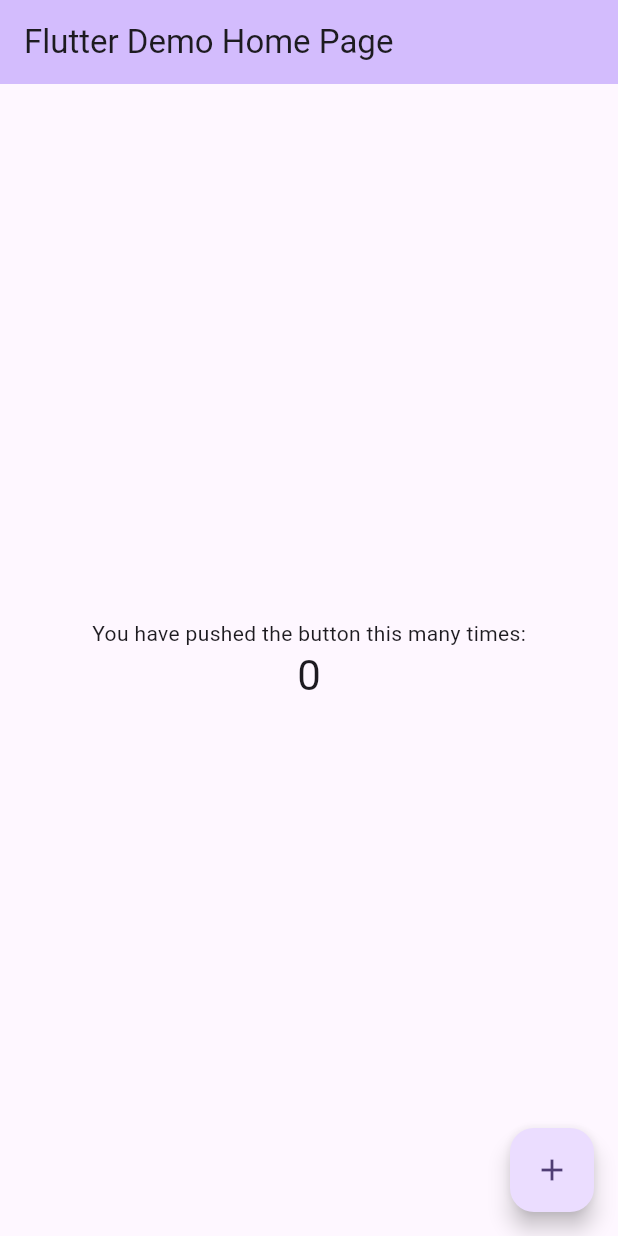
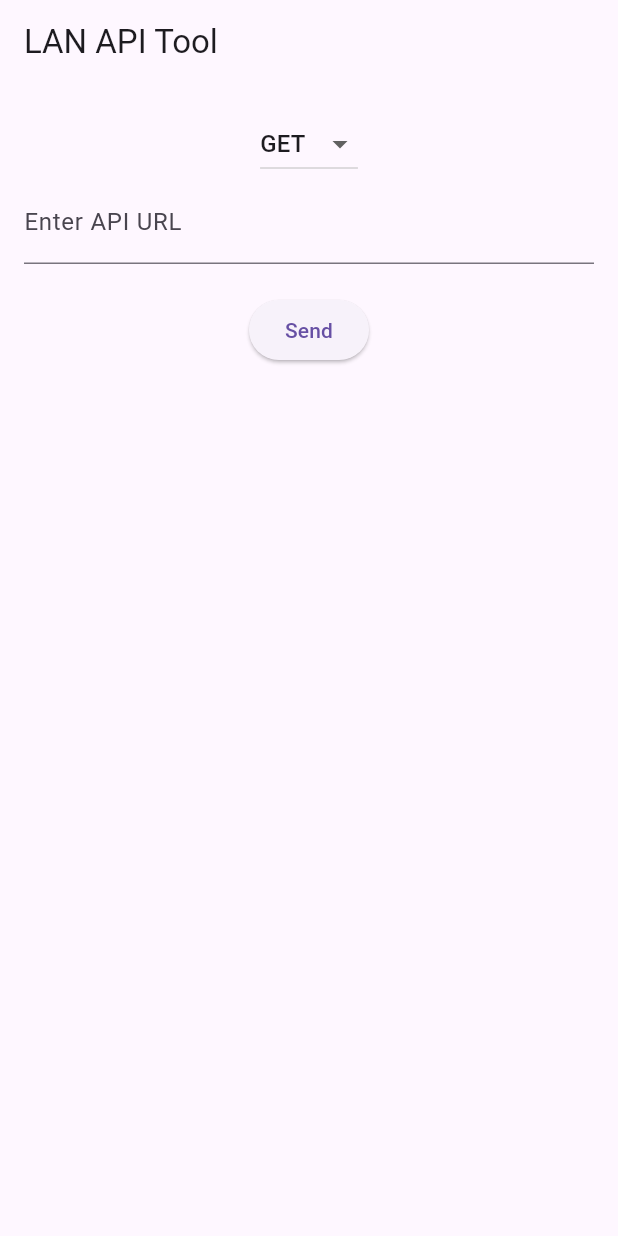
Before and after one commit to 99karan/lan_api_tool, a Flutter app: the screen it shows after launch, on a phone screen of 412 x 824 dp. Run offline on Flutter 3.47's test engine with Material 3 defaults, Android fonts, the phone set to English and light mode, and no system bars; our stand-ins replace dio, flutter_riverpod.

Commit message:
made it work somehow

```diff
--- /dev/null
+++ b/lib/core/network/api_client.dart
@@ -0,0 +1,21 @@
+import 'package:dio/dio.dart';
+
+class ApiClient {
+  final Dio _dio = Dio();
+
+  Future<String> send({
+    required String url,
+    required String method,
+  }) async {
+    try {
+      final response = await _dio.request(
+        url,
+        options: Options(method: method),
+      );
+
+      return response.data.toString();
+    } catch (e) {
+      return "Error: $e";
+    }
+  }
+}
--- /dev/null
+++ b/lib/features/home/view/home_screen.dart
@@ -0,0 +1,79 @@
+import 'package:flutter/material.dart';
+import 'package:flutter_riverpod/flutter_riverpod.dart';
+
+import '../../../core/network/api_client.dart';
+
+class ApiScreen extends ConsumerStatefulWidget {
+  const ApiScreen({super.key});
+
+  @override
+  ConsumerState<ApiScreen> createState() => _ApiScreenState();
+}
+
+class _ApiScreenState extends ConsumerState<ApiScreen> {
+  final urlController = TextEditingController();
+  String method = "GET";
+  String responseText = "";
+
+  @override
+  Widget build(BuildContext context) {
+    return Scaffold(
+      appBar: AppBar(title: const Text("LAN API Tool")),
+      body: Padding(
+        padding: const EdgeInsets.all(16),
+        child: Column(
+          children: [
+            // METHOD DROPDOWN
+            DropdownButton<String>(
+              value: method,
+              items: ["GET", "POST"]
+                  .map((m) => DropdownMenuItem(value: m, child: Text(m)))
+                  .toList(),
+              onChanged: (value) {
+                setState(() => method = value!);
+              },
+            ),
+
+            // URL INPUT
+            TextField(
+              controller: urlController,
+              decoration: const InputDecoration(
+                labelText: "Enter API URL",
+              ),
+            ),
+
+            const SizedBox(height: 20),
+
+            // SEND BUTTON
+            ElevatedButton(
+              onPressed: sendRequest,
+              child: const Text("Send"),
+            ),
+
+            const SizedBox(height: 20),
+
+            // RESPONSE
+            Expanded(
+              child: SingleChildScrollView(
+                child: Text(responseText),
+              ),
+            ),
+          ],
+        ),
+      ),
+    );
+  }
+
+void sendRequest() async {
+  final client = ApiClient();
+
+  final result = await client.send(
+    url: urlController.text,
+    method: method,
+  );
+
+  setState(() {
+    responseText = result;
+  });
+}
+}
--- a/lib/main.dart
+++ b/lib/main.dart
@@ -1,4 +1,5 @@
 import 'package:flutter/material.dart';
+import 'features/home/view/home_screen.dart';
 
 void main() {
   runApp(const MyApp());
@@ -7,116 +8,8 @@ void main() {
 class MyApp extends StatelessWidget {
   const MyApp({super.key});
 
-  // This widget is the root of your application.
   @override
   Widget build(BuildContext context) {
-    return MaterialApp(
-      title: 'Flutter Demo',
-      theme: ThemeData(
-        // This is the theme of your application.
-        //
-        // TRY THIS: Try running your application with "flutter run". You'll see
-        // the application has a purple toolbar. Then, without quitting the app,
-        // try changing the seedColor in the colorScheme below to Colors.green
-        // and then invoke "hot reload" (save your changes or press the "hot
-        // reload" button in a Flutter-supported IDE, or press "r" if you used
-        // the command line to start the app).
-        //
-        // Notice that the counter didn't reset back to zero; the application
-        // state is not lost during the reload. To reset the state, use hot
-        // restart instead.
-        //
-        // This works for code too, not just values: Most code changes can be
-        // tested with just a hot reload.
-        colorScheme: .fromSeed(seedColor: Colors.deepPurple),
-      ),
-      home: const MyHomePage(title: 'Flutter Demo Home Page'),
-    );
+    return const MaterialApp(home: ApiScreen());
   }
 }
-
-class MyHomePage extends StatefulWidget {
-  const MyHomePage({super.key, required this.title});
-
-  // This widget is the home page of your application. It is stateful, meaning
-  // that it has a State object (defined below) that contains fields that affect
-  // how it looks.
-
-  // This class is the configuration for the state. It holds the values (in this
-  // case the title) provided by the parent (in this case the App widget) and
-  // used by the build method of the State. Fields in a Widget subclass are
-  // always marked "final".
-
-  final String title;
-
-  @override
-  State<MyHomePage> createState() => _MyHomePageState();
-}
-
-class _MyHomePageState extends State<MyHomePage> {
-  int _counter = 0;
-
-  void _incrementCounter() {
-    setState(() {
-      // This call to setState tells the Flutter framework that something has
-      // changed in this State, which causes it to rerun the build method below
-      // so that the display can reflect the updated values. If we changed
-      // _counter without calling setState(), then the build method would not be
-      // called again, and so nothing would appear to happen.
-      _counter++;
-    });
-  }
-
-  @override
-  Widget build(BuildContext context) {
-    // This method is rerun every time setState is called, for instance as done
-    // by the _incrementCounter method above.
-    //
-    // The Flutter framework has been optimized to make rerunning build methods
-    // fast, so that you can just rebuild anything that needs updating rather
-    // than having to individually change instances of widgets.
-    return Scaffold(
-      appBar: AppBar(
-        // TRY THIS: Try changing the color here to a specific color (to
-        // Colors.amber, perhaps?) and trigger a hot reload to see the AppBar
-        // change color while the other colors stay the same.
-        backgroundColor: Theme.of(context).colorScheme.inversePrimary,
-        // Here we take the value from the MyHomePage object that was created by
-        // the App.build method, and use it to set our appbar title.
-        title: Text(widget.title),
-      ),
-      body: Center(
-        // Center is a layout widget. It takes a single child and positions it
-        // in the middle of the parent.
-        child: Column(
-          // Column is also a layout widget. It takes a list of children and
-          // arranges them vertically. By default, it sizes itself to fit its
-          // children horizontally, and tries to be as tall as its parent.
-          //
-          // Column has various properties to control how it sizes itself and
-          // how it positions its children. Here we use mainAxisAlignment to
-          // center the children vertically; the main axis here is the vertical
-          // axis because Columns are vertical (the cross axis would be
-          // horizontal).
-          //
-          // TRY THIS: Invoke "debug painting" (choose the "Toggle Debug Paint"
-          // action in the IDE, or press "p" in the console), to see the
-          // wireframe for each widget.
-          mainAxisAlignment: .center,
-          children: [
-            const Text('You have pushed the button this many times:'),
-            Text(
-              '$_counter',
-              style: Theme.of(context).textTheme.headlineMedium,
-            ),
-          ],
-        ),
-      ),
-      floatingActionButton: FloatingActionButton(
-        onPressed: _incrementCounter,
-        tooltip: 'Increment',
-        child: const Icon(Icons.add),
-      ),
-    );
-  }
-}
```
Also changed, not shown: 4 other files.
